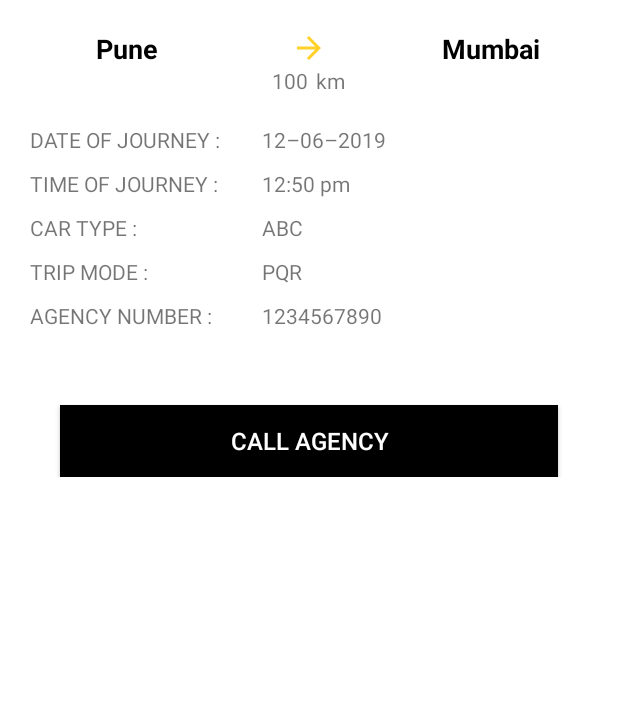
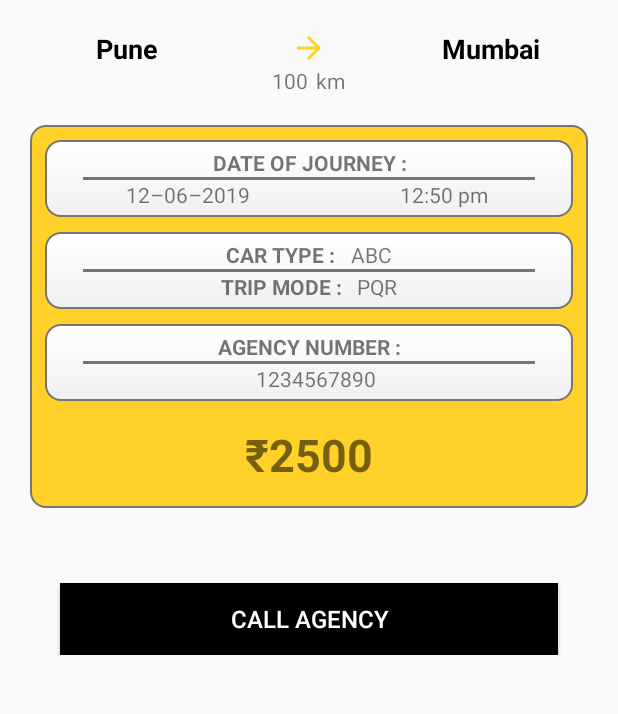
Before and after one commit to onkar-c/CabWay, an Android app: the DriverRideDetailPage screen opened directly, with no data from a screen before it, on a phone screen of 412 x 824 dp, the part 288-1002 px from its top. Run offline under Robolectric (Android 15) with nearby library versions, the phone set to English and light mode, and no system bars; our stand-ins replace ButterKnife, CircleImageView.

Commit message:
Created Ride Details UI and resolved network config issue.

```diff
--- a/app/src/main/AndroidManifest.xml
+++ b/app/src/main/AndroidManifest.xml
@@ -15,6 +15,7 @@
         android:label="@string/app_name"
         android:roundIcon="@mipmap/ic_launcher_round_cabway"
         android:supportsRtl="true"
+        android:networkSecurityConfig="@xml/network_security_config"
         android:theme="@style/AppTheme"
         android:resizeableActivity="false"
         tools:targetApi="n">
--- /dev/null
+++ b/app/src/main/res/drawable-hdpi/circular_edge_white_background.xml
@@ -0,0 +1,10 @@
+<?xml version="1.0" encoding="utf-8"?>
+<selector xmlns:android="http://schemas.android.com/apk/res/android" >
+    <item>
+        <shape android:shape="rectangle"  >
+            <corners android:radius="10dip" />
+            <stroke android:width="1dip" android:color="@color/colorAccent" />
+            <gradient android:angle="-90" android:startColor="@color/white" android:endColor="@color/white_smoke"  />
+        </shape>
+    </item>
+</selector>
--- /dev/null
+++ b/app/src/main/res/drawable/circular_edge_yellow_background.xml
@@ -0,0 +1,10 @@
+<?xml version="1.0" encoding="utf-8"?>
+<selector xmlns:android="http://schemas.android.com/apk/res/android" >
+    <item>
+        <shape android:shape="rectangle"  >
+            <corners android:radius="10dip" />
+            <stroke android:width="1dip" android:color="@color/colorAccent" />
+            <gradient android:angle="-90" android:startColor="@color/colorPrimary" android:endColor="@color/colorPrimaryDark"  />
+        </shape>
+    </item>
+</selector>
--- a/app/src/main/res/layout/activity_driver_ride_detail_page.xml
+++ b/app/src/main/res/layout/activity_driver_ride_detail_page.xml
@@ -3,15 +3,15 @@
     xmlns:app="http://schemas.android.com/apk/res-auto"
     xmlns:tools="http://schemas.android.com/tools"
     android:layout_width="match_parent"
-    android:layout_height="match_parent"
-    android:background="@android:color/white"
-    android:paddingBottom="5dp">
+    android:layout_height="match_parent">
 
     <LinearLayout
         android:layout_width="match_parent"
         android:layout_height="wrap_content"
         android:layout_margin="10dp"
+        android:paddingBottom="10dp"
         android:orientation="vertical">
+
 
         <RelativeLayout
             android:id="@+id/rideTitle"
@@ -110,39 +110,156 @@
                 android:layout_weight="1.2"
                 android:text="@string/dummy_city_2_text"
                 android:textAlignment="center"
+                android:textSize="@dimen/large_text"
                 android:textColor="@android:color/black"
-                android:textSize="@dimen/large_text"
                 android:textStyle="bold" />
         </LinearLayout>
+
 
         <LinearLayout
             android:layout_width="match_parent"
             android:layout_height="wrap_content"
             android:layout_marginStart="10dp"
-            android:layout_marginTop="10dp"
+            android:layout_marginTop="20dp"
             android:layout_marginEnd="10dp"
-            android:orientation="vertical">
+            android:orientation="vertical"
+            android:padding="10dp"
+            android:background="@drawable/circular_edge_yellow_background">
+
+            <LinearLayout
+                android:layout_width="match_parent"
+                android:layout_height="wrap_content"
+                android:background="@drawable/circular_edge_white_background"
+                android:orientation="vertical"
+                android:padding="5dp">
+
+                <TextView
+                    android:layout_width="match_parent"
+                    android:layout_height="wrap_content"
+                    android:text="@string/date_of_journey"
+                    android:textAlignment="center"
+                    android:textStyle="bold" />
+
+                <View
+                    android:layout_width="match_parent"
+                    android:layout_height="2dp"
+                    android:layout_marginLeft="20dp"
+                    android:layout_marginRight="20dp"
+                    android:background="@color/colorAccent" />
+
+                <LinearLayout
+                    android:layout_width="match_parent"
+                    android:layout_height="wrap_content"
+                    android:orientation="horizontal">
+
+                    <TextView
+                        android:id="@+id/journey_date"
+                        android:layout_width="match_parent"
+                        android:layout_height="wrap_content"
+                        android:layout_marginStart="10dp"
+                        android:layout_weight="1.2"
+                        android:text="@string/dummy_date_text"
+                        android:textAlignment="center" />
+
+                    <TextView
+                        android:id="@+id/journey_time"
+                        android:layout_width="match_parent"
+                        android:layout_height="wrap_content"
+                        android:layout_marginStart="10dp"
+                        android:layout_weight="1.2"
+                        android:text="@string/dummy_time_text"
+                        android:textAlignment="center" />
+                </LinearLayout>
+            </LinearLayout>
 
             <LinearLayout
                 android:layout_width="match_parent"
                 android:layout_height="wrap_content"
                 android:layout_marginTop="10dp"
-                android:orientation="horizontal"
-                android:weightSum="2">
+                android:background="@drawable/circular_edge_white_background"
+                android:orientation="vertical"
+                android:padding="5dp">
+
+                <LinearLayout
+                    android:layout_width="match_parent"
+                    android:layout_height="wrap_content"
+                    android:gravity="center"
+                    android:orientation="horizontal">
+
+                    <TextView
+                        android:layout_width="wrap_content"
+                        android:layout_height="wrap_content"
+                        android:text="@string/car_type"
+                        android:textStyle="bold" />
+
+                    <TextView
+                        android:id="@+id/car_type"
+                        android:layout_width="wrap_content"
+                        android:layout_height="wrap_content"
+                        android:layout_marginStart="10dp"
+                        android:text="@string/dummy_car_type" />
+
+                </LinearLayout>
+
+                <View
+                    android:layout_width="match_parent"
+                    android:layout_height="2dp"
+                    android:layout_marginLeft="20dp"
+                    android:layout_marginRight="20dp"
+                    android:background="@color/colorAccent" />
+
+                <LinearLayout
+                    android:layout_width="match_parent"
+                    android:layout_height="wrap_content"
+                    android:gravity="center"
+                    android:orientation="horizontal">
+
+                    <TextView
+                        android:layout_width="wrap_content"
+                        android:layout_height="wrap_content"
+                        android:text="@string/trip_mode"
+                        android:textStyle="bold" />
+
+                    <TextView
+                        android:id="@+id/trip_mode"
+                        android:layout_width="wrap_content"
+                        android:layout_height="wrap_content"
+                        android:layout_marginStart="10dp"
+                        android:text="@string/dummy_trip_mode" />
+
+                </LinearLayout>
+            </LinearLayout>
+
+
+            <LinearLayout
+                android:layout_width="match_parent"
+                android:layout_height="wrap_content"
+                android:layout_marginTop="10dp"
+                android:background="@drawable/circular_edge_white_background"
+                android:orientation="vertical"
+                android:padding="5dp">
 
                 <TextView
-                    android:layout_width="0dp"
+                    android:layout_width="match_parent"
                     android:layout_height="wrap_content"
-                    android:layout_weight="0.8"
-                    android:text="@string/date_of_journey" />
+                    android:text="@string/agency_number"
+                    android:textAlignment="center"
+                    android:textStyle="bold" />
+
+                <View
+                    android:layout_width="match_parent"
+                    android:layout_height="2dp"
+                    android:layout_marginLeft="20dp"
+                    android:layout_marginRight="20dp"
+                    android:background="@color/colorAccent" />
 
                 <TextView
-                    android:id="@+id/journey_date"
-                    android:layout_width="0dp"
+                    android:id="@+id/agency_number"
+                    android:layout_width="match_parent"
                     android:layout_height="wrap_content"
                     android:layout_marginStart="10dp"
-                    android:layout_weight="1.2"
-                    android:text="@string/dummy_date_text" />
+                    android:text="@string/dummy_agency_number"
+                    android:textAlignment="center" />
 
             </LinearLayout>
 
@@ -150,96 +267,27 @@
                 android:layout_width="match_parent"
                 android:layout_height="wrap_content"
                 android:layout_marginTop="10dp"
+                android:gravity="center"
                 android:orientation="horizontal"
-                android:weightSum="2">
+                android:padding="5dp">
 
                 <TextView
-
-                    android:layout_width="0dp"
+                    android:layout_width="wrap_content"
                     android:layout_height="wrap_content"
-                    android:layout_weight="0.8"
-                    android:text="@string/time_of_journey" />
+                    android:text="@string/currency_text"
+                    android:textSize="30sp"
+                    android:textStyle="bold" />
 
                 <TextView
-                    android:id="@+id/journey_time"
-                    android:layout_width="0dp"
+                    android:id="@+id/ride_cost"
+                    android:layout_width="wrap_content"
                     android:layout_height="wrap_content"
-                    android:layout_marginStart="10dp"
-                    android:layout_weight="1.2"
-                    android:text="@string/dummy_time_text" />
-
-            </LinearLayout>
-
-            <LinearLayout
-                android:layout_width="match_parent"
-                android:layout_height="wrap_content"
-                android:layout_marginTop="10dp"
-                android:orientation="horizontal"
-                android:weightSum="2">
-
-                <TextView
-
-                    android:layout_width="0dp"
-                    android:layout_height="wrap_content"
-                    android:layout_weight="0.8"
-                    android:text="@string/car_type" />
-
-                <TextView
-                    android:id="@+id/car_type"
-                    android:layout_width="0dp"
-                    android:layout_height="wrap_content"
-                    android:layout_marginStart="10dp"
-                    android:layout_weight="1.2"
-                    android:text="@string/dummy_car_type" />
-
-            </LinearLayout>
-
-            <LinearLayout
-                android:layout_width="match_parent"
-                android:layout_height="wrap_content"
-                android:layout_marginTop="10dp"
-                android:orientation="horizontal"
-                android:weightSum="2">
-
-                <TextView
-                    android:layout_width="0dp"
-                    android:layout_height="wrap_content"
-                    android:layout_weight="0.8"
-                    android:text="@string/trip_mode" />
-
-                <TextView
-                    android:id="@+id/trip_mode"
-                    android:layout_width="0dp"
-                    android:layout_height="wrap_content"
-                    android:layout_marginStart="10dp"
-                    android:layout_weight="1.2"
-                    android:text="@string/dummy_trip_mode" />
-
-            </LinearLayout>
-
-            <LinearLayout
-                android:layout_width="match_parent"
-                android:layout_height="wrap_content"
-                android:layout_marginTop="10dp"
-                android:orientation="horizontal"
-                android:weightSum="2">
-
-                <TextView
-                    android:layout_width="0dp"
-                    android:layout_height="wrap_content"
-                    android:layout_weight="0.8"
-                    android:text="@string/agency_number" />
-
-                <TextView
-                    android:id="@+id/agency_number"
-                    android:layout_width="0dp"
-                    android:layout_height="wrap_content"
-                    android:layout_marginStart="10dp"
-                    android:layout_weight="1.2"
-                    android:text="@string/dummy_agency_number" />
-
+                    android:textSize="30sp"
+                    android:textStyle="bold"
+                    android:text="@string/dummy_amount_text" />
             </LinearLayout>
         </LinearLayout>
+
 
         <Button
             android:id="@+id/call_agency"
@@ -254,5 +302,7 @@
             android:textColor="@android:color/white"
             android:textSize="@dimen/button_text" />
 
+
     </LinearLayout>
+
 </ScrollView>
--- /dev/null
+++ b/app/src/main/res/xml/network_security_config.xml
@@ -0,0 +1,6 @@
+<?xml version="1.0" encoding="utf-8"?>
+<network-security-config>
+    <domain-config cleartextTrafficPermitted="true">
+        <domain includeSubdomains="true">13.233.227.80</domain>
+    </domain-config>
+</network-security-config>
--- a/core/src/main/java/com/example/core/ApiClient.java
+++ b/core/src/main/java/com/example/core/ApiClient.java
@@ -18,7 +18,7 @@ import retrofit2.converter.gson.GsonConverterFactory;
 
 public class ApiClient {
 
-    private static final String IP = "192.168.43.36:9090";
+    private static final String IP = "13.233.227.80:8080";
     private static final String BASE_URL = "http://" + IP +"/cabsystem/";
 //    private static final String DUMMY_BASE_URL = "https://my-json-server.typicode.com/onkar-c/DummyApi/";
     private static Retrofit retrofit = null;
```
